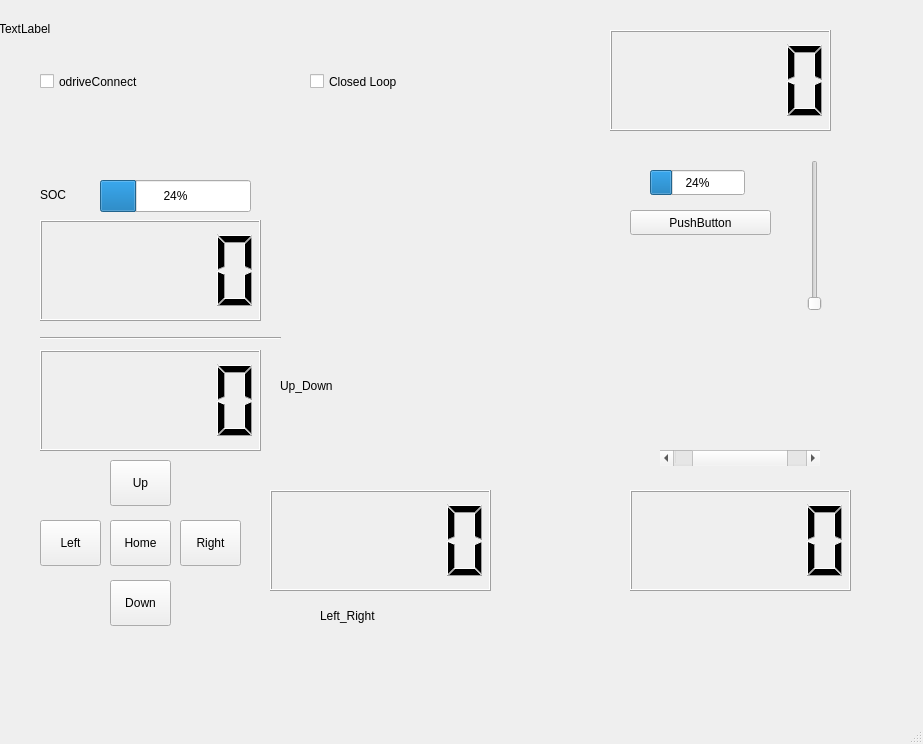
Old version of the form gui/mainwindow.ui in the repository HK-AutoPlant/Gantry.
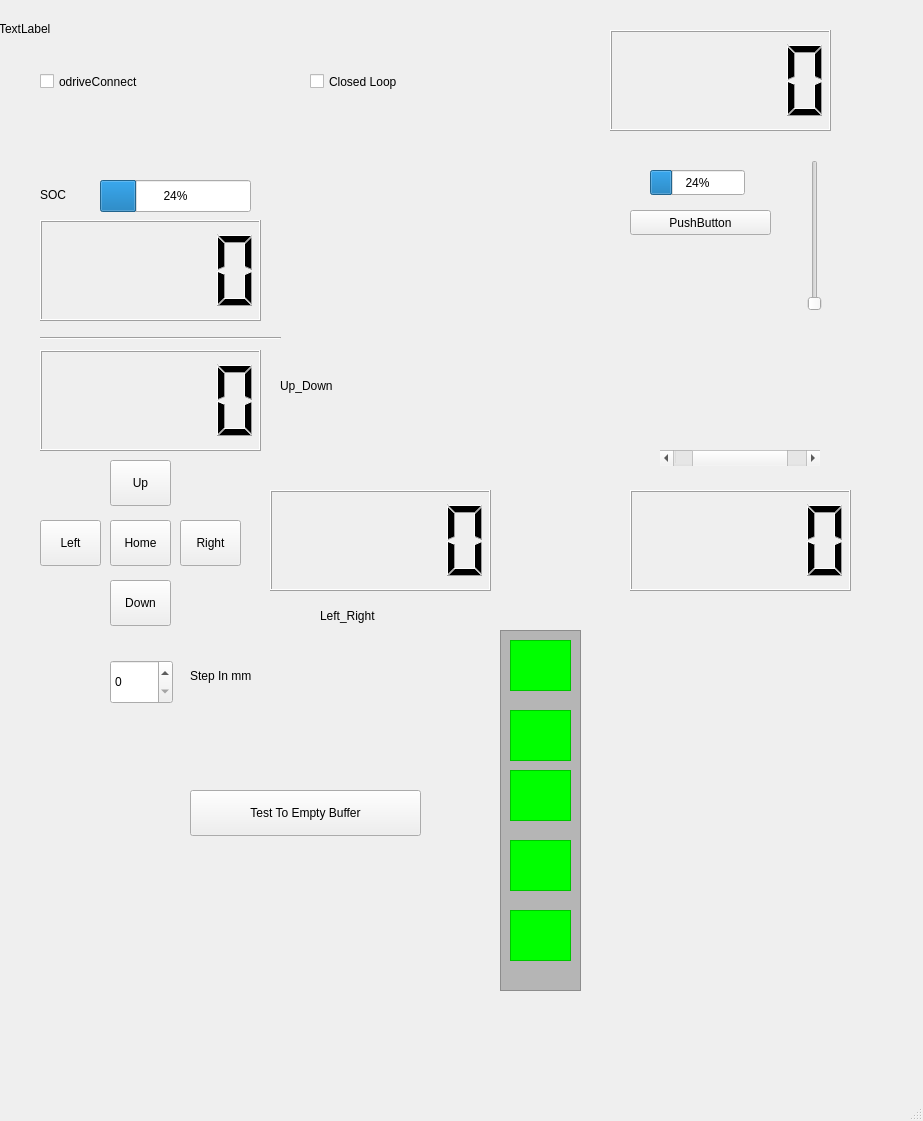
New version of the form.

Commit message: buffer zone chaning color

```diff
--- a/gui/mainwindow.ui
+++ b/gui/mainwindow.ui
@@ -7,7 +7,7 @@
     <x>0</x>
     <y>0</y>
     <width>923</width>
-    <height>744</height>
+    <height>1121</height>
    </rect>
   </property>
   <property name="windowTitle">
@@ -309,6 +309,197 @@
      <enum>Qt::Horizontal</enum>
     </property>
    </widget>
+   <widget class="QSpinBox" name="stepInmm">
+    <property name="geometry">
+     <rect>
+      <x>110</x>
+      <y>660</y>
+      <width>63</width>
+      <height>44</height>
+     </rect>
+    </property>
+   </widget>
+   <widget class="QLabel" name="batteryVoltage_4">
+    <property name="geometry">
+     <rect>
+      <x>190</x>
+      <y>660</y>
+      <width>121</width>
+      <height>31</height>
+     </rect>
+    </property>
+    <property name="text">
+     <string>Step In mm</string>
+    </property>
+   </widget>
+   <widget class="QFrame" name="frame_big">
+    <property name="geometry">
+     <rect>
+      <x>500</x>
+      <y>630</y>
+      <width>81</width>
+      <height>361</height>
+     </rect>
+    </property>
+    <property name="styleSheet">
+     <string notr="true">background-color:rgb(181, 181, 181)</string>
+    </property>
+    <property name="frameShape">
+     <enum>QFrame::StyledPanel</enum>
+    </property>
+    <property name="frameShadow">
+     <enum>QFrame::Raised</enum>
+    </property>
+    <widget class="QFrame" name="frame_1">
+     <property name="geometry">
+      <rect>
+       <x>10</x>
+       <y>10</y>
+       <width>61</width>
+       <height>51</height>
+      </rect>
+     </property>
+     <property name="autoFillBackground">
+      <bool>false</bool>
+     </property>
+     <property name="styleSheet">
+      <string notr="true">background-color:rgb(0, 255, 0)</string>
+     </property>
+     <property name="frameShape">
+      <enum>QFrame::StyledPanel</enum>
+     </property>
+     <property name="frameShadow">
+      <enum>QFrame::Raised</enum>
+     </property>
+    </widget>
+    <widget class="QFrame" name="frame_2">
+     <property name="geometry">
+      <rect>
+       <x>10</x>
+       <y>80</y>
+       <width>61</width>
+       <height>51</height>
+      </rect>
+     </property>
+     <property name="autoFillBackground">
+      <bool>false</bool>
+     </property>
+     <property name="styleSheet">
+      <string notr="true">background-color:rgb(0, 255, 0)</string>
+     </property>
+     <property name="frameShape">
+      <enum>QFrame::StyledPanel</enum>
+     </property>
+     <property name="frameShadow">
+      <enum>QFrame::Raised</enum>
+     </property>
+    </widget>
+    <widget class="QFrame" name="frame_3">
+     <property name="geometry">
+      <rect>
+       <x>10</x>
+       <y>140</y>
+       <width>61</width>
+       <height>51</height>
+      </rect>
+     </property>
+     <property name="autoFillBackground">
+      <bool>false</bool>
+     </property>
+     <property name="styleSheet">
+      <string notr="true">background-color:rgb(0, 255, 0)</string>
+     </property>
+     <property name="frameShape">
+      <enum>QFrame::StyledPanel</enum>
+     </property>
+     <property name="frameShadow">
+      <enum>QFrame::Raised</enum>
+     </property>
+    </widget>
+    <widget class="QFrame" name="frame_4">
+     <property name="geometry">
+      <rect>
+       <x>10</x>
+       <y>210</y>
+       <width>61</width>
+       <height>51</height>
+      </rect>
+     </property>
+     <property name="autoFillBackground">
+      <bool>false</bool>
+     </property>
+     <property name="styleSheet">
+      <string notr="true">background-color:rgb(0, 255, 0)</string>
+     </property>
+     <property name="frameShape">
+      <enum>QFrame::StyledPanel</enum>
+     </property>
+     <property name="frameShadow">
+      <enum>QFrame::Raised</enum>
+     </property>
+    </widget>
+    <widget class="QFrame" name="frame_5">
+     <property name="geometry">
+      <rect>
+       <x>10</x>
+       <y>280</y>
+       <width>61</width>
+       <height>51</height>
+      </rect>
+     </property>
+     <property name="autoFillBackground">
+      <bool>false</bool>
+     </property>
+     <property name="styleSheet">
+      <string notr="true">background-color:rgb(0, 255, 0)</string>
+     </property>
+     <property name="frameShape">
+      <enum>QFrame::StyledPanel</enum>
+     </property>
+     <property name="frameShadow">
+      <enum>QFrame::Raised</enum>
+     </property>
+    </widget>
+   </widget>
+   <widget class="QPushButton" name="pushButton_BufferEmptied">
+    <property name="geometry">
+     <rect>
+      <x>190</x>
+      <y>790</y>
+      <width>231</width>
+      <height>46</height>
+     </rect>
+    </property>
+    <property name="text">
+     <string>Test To Empty Buffer</string>
+    </property>
+   </widget>
+   <zorder>frame_big</zorder>
+   <zorder>progressBar</zorder>
+   <zorder>pushButton</zorder>
+   <zorder>batteryVoltage</zorder>
+   <zorder>lcdNumber</zorder>
+   <zorder>velocityLimitX</zorder>
+   <zorder>lcd_vel</zorder>
+   <zorder>odriveConnect</zorder>
+   <zorder>posInX</zorder>
+   <zorder>lcdPosX</zorder>
+   <zorder>closedLoopAxis1CheckBox</zorder>
+   <zorder>pushButton_Up</zorder>
+   <zorder>pushButton_Right</zorder>
+   <zorder>pushButton_Left</zorder>
+   <zorder>pushButton_Down</zorder>
+   <zorder>pushButton_Home</zorder>
+   <zorder>lcdPos_Up</zorder>
+   <zorder>lcdPos_Left</zorder>
+   <zorder>batteryChargeLevel</zorder>
+   <zorder>label</zorder>
+   <zorder>batteryVoltage_2</zorder>
+   <zorder>batteryVoltage_3</zorder>
+   <zorder>line</zorder>
+   <zorder>stepInmm</zorder>
+   <zorder>batteryVoltage_4</zorder>
+   <zorder>pushButton_BufferEmptied</zorder>
   </widget>
   <widget class="QMenuBar" name="menubar">
    <property name="geometry">
```
The commit also changes 1 other file.
